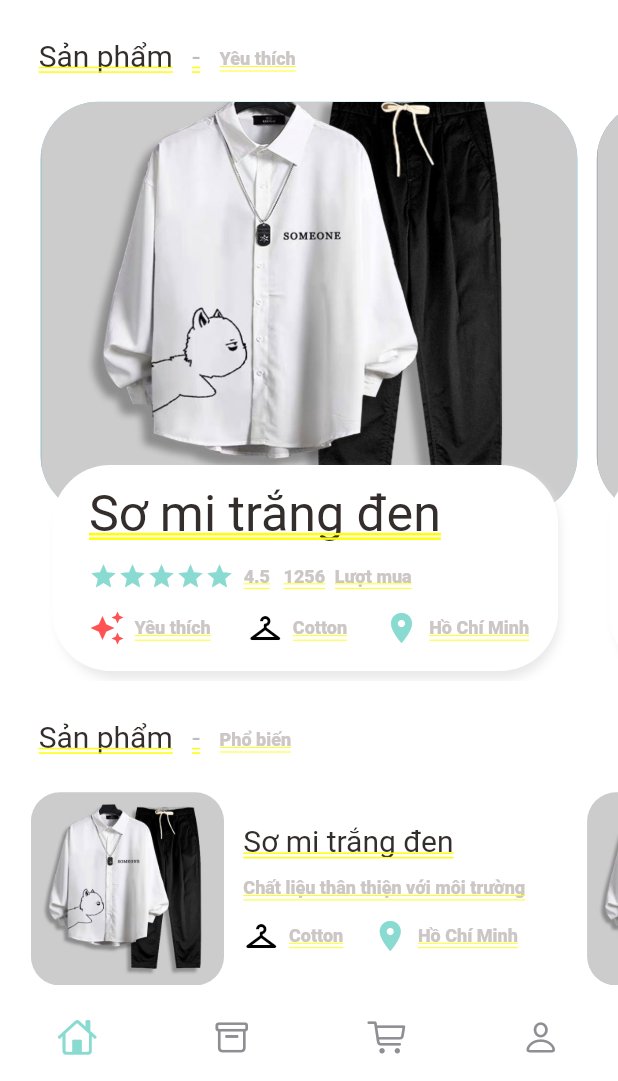
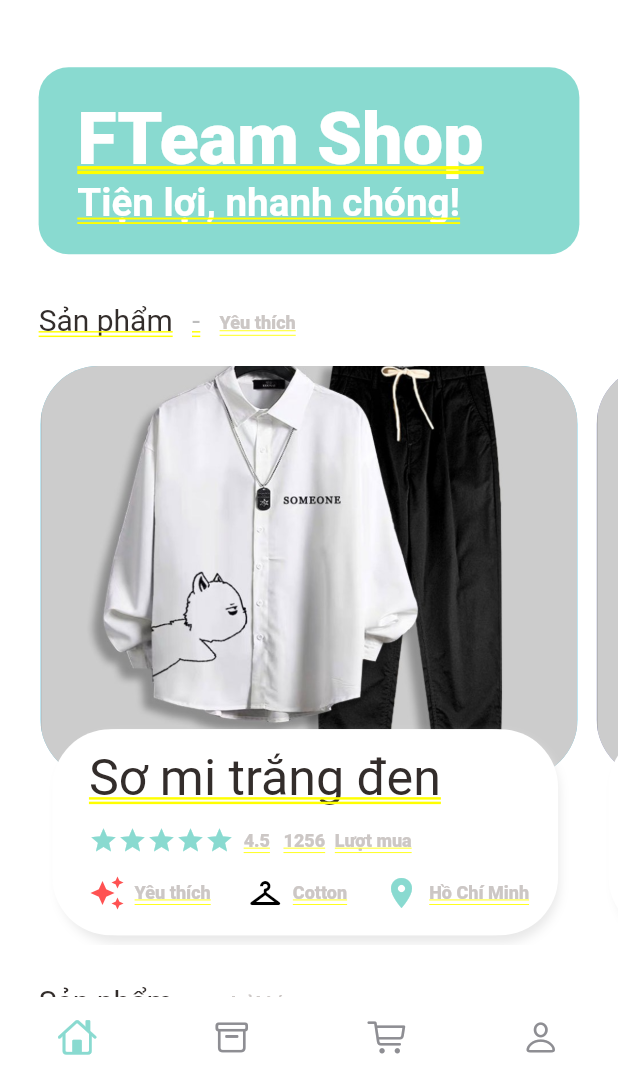
Before and after one commit to NthienMinh/sellClothes, a Flutter app: the ForgotPassWordScreen screen opened by its route, after a tap on "Tiếp tục", on a phone screen of 412 x 824 dp, the part 155-1236 px from its top. Run offline on Flutter 3.47's test engine with Material 2 defaults, Android fonts, the phone set to English and light mode, and no system bars; drawn by our look-alikes of persistent_bottom_nav_bar; our stand-ins replace dots_indicator, get; missing offline and left inert: dart:ffi.

Commit message:
update 7

```diff
--- a/lib/home/home_page.dart
+++ b/lib/home/home_page.dart
@@ -4,14 +4,9 @@ import 'package:flutter/cupertino.dart';
 import 'package:flutter/material.dart';
 import 'package:mobile_ui/Colors.dart';
 import 'package:mobile_ui/account/account.dart';
-import 'package:mobile_ui/account/account_page.dart';
-
-import 'package:mobile_ui/cart/cart_page.dart';
-import 'package:mobile_ui/clothes/popular_clothe_detail.dart';
-import 'package:mobile_ui/clothes/recommanded_clothe_detail.dart';
+import 'package:mobile_ui/all_products/all_products_screen.dart';
 import 'package:mobile_ui/history/history.dart';
 import 'package:mobile_ui/main_screen/main_clothes_page.dart';
-
 import 'package:persistent_bottom_nav_bar/persistent-tab-view.dart';
 
 class HomePage extends StatefulWidget {
@@ -40,7 +35,12 @@ class _HomePageState extends State<HomePage> {
   }
 
   List<Widget> _buildScreens() {
-    return [MainClothesPage(), CartPage(), HistoryScreen(), AccountScreen()];
+    return [
+      MainClothesPage(),
+      AllProductsScreen(),
+      HistoryScreen(),
+      AccountScreen()
+    ];
   }
 
   List<PersistentBottomNavBarItem> _navBarsItems() {
--- /dev/null
+++ b/lib/main_screen/banner.dart
@@ -0,0 +1,41 @@
+import 'package:flutter/material.dart';
+import 'package:mobile_ui/Colors.dart';
+import 'package:mobile_ui/dimensions.dart';
+
+class DiscountBanner extends StatelessWidget {
+  const DiscountBanner({
+    Key? key,
+  }) : super(key: key);
+
+  @override
+  Widget build(BuildContext context) {
+    return Container(
+      //height: Dimensions.number100 * 0.9,
+      width: double.infinity,
+      margin: EdgeInsets.all(Dimensions.number20),
+      padding: EdgeInsets.symmetric(
+        horizontal: Dimensions.number20,
+        vertical: Dimensions.number15,
+      ),
+      decoration: BoxDecoration(
+        color: AppColor.mainColor,
+        borderRadius: BorderRadius.circular(20),
+      ),
+      child: Text.rich(
+        TextSpan(
+          style: TextStyle(color: Colors.white),
+          children: [
+            TextSpan(text: "FTeam Shop\n"),
+            TextSpan(
+              text: "Tiện lợi, nhanh chóng!",
+              style: TextStyle(
+                fontSize: Dimensions.font20,
+                fontWeight: FontWeight.bold,
+              ),
+            ),
+          ],
+        ),
+      ),
+    );
+  }
+}
--- a/lib/main_screen/main_clothes_page.dart
+++ b/lib/main_screen/main_clothes_page.dart
@@ -1,8 +1,9 @@
 import 'package:flutter/cupertino.dart';
 import 'package:flutter/material.dart';
 import 'package:mobile_ui/Colors.dart';
-import 'package:mobile_ui/cart/cart_page.dart';
+import 'package:mobile_ui/cart/cart_screen.dart';
 import 'package:mobile_ui/dimensions.dart';
+import 'package:mobile_ui/main_screen/banner.dart';
 import 'package:mobile_ui/main_screen/popular_product.dart';
 import 'package:mobile_ui/main_screen/search_field.dart';
 import 'package:mobile_ui/widgets/app_icon.dart';
@@ -46,18 +47,21 @@ class _MainClothesPageState extends State<MainClothesPage> {
                   SearchField(),
                   GestureDetector(
                     onTap: () =>
-                        Navigator.pushNamed(context, CartPage.routeName),
-                    child: AppIcon(
-                      icon: Icons.shopping_cart,
-                      iconColor: Colors.white,
-                      backgroundColor: AppColor.mainColor,
-                      size: Dimensions.number40,
+                        Navigator.pushNamed(context, Cartscreen.routeName),
+                    child: Container(
+                      child: AppIcon(
+                        icon: Icons.shopping_cart,
+                        iconColor: Colors.white,
+                        backgroundColor: AppColor.mainColor,
+                        size: Dimensions.number40,
+                      ),
                     ),
                   )
                 ],
               ),
             ),
           ),
+          DiscountBanner(),
           SizedBox(height: Dimensions.number5),
           Container(
             margin: EdgeInsets.only(left: Dimensions.number20),
--- a/lib/main_screen/popular_product.dart
+++ b/lib/main_screen/popular_product.dart
@@ -1,5 +1,6 @@
 import 'package:flutter/material.dart';
 import 'package:mobile_ui/Colors.dart';
+import 'package:mobile_ui/clothes/popular_clothe_detail.dart';
 import 'package:mobile_ui/clothes/recommanded_clothe_detail.dart';
 import 'package:mobile_ui/dimensions.dart';
 import 'package:mobile_ui/widgets/big_text.dart';
@@ -37,7 +38,7 @@ class _popularProductsState extends State<popularProducts> {
       children: [
         GestureDetector(
           onTap: () =>
-              Navigator.pushNamed(context, recommandedClotheDetail.routeName),
+              Navigator.pushNamed(context, PopularClotheDetail.routeName),
           child: Row(
             children: [
               Container(
--- a/lib/routes.dart
+++ b/lib/routes.dart
@@ -1,7 +1,7 @@
 import 'package:flutter/material.dart';
 import 'package:flutter/widgets.dart';
 import 'package:mobile_ui/account/about.dart';
-import 'package:mobile_ui/cart/cart_page.dart';
+import 'package:mobile_ui/cart/cart_screen.dart';
 import 'package:mobile_ui/clothes/popular_clothe_detail.dart';
 import 'package:mobile_ui/clothes/recommanded_clothe_detail.dart';
 import 'package:mobile_ui/forgot_password/forgot_password.dart';
@@ -14,7 +14,7 @@ final Map<String, WidgetBuilder> routes = {
   SignInScreen.routeName: (context) => SignInScreen(),
   SignUpScreen.routeName: (context) => SignUpScreen(),
   ForgotPassWordScreen.routeName: (context) => ForgotPassWordScreen(),
-  CartPage.routeName: (context) => CartPage(),
+  Cartscreen.routeName: (context) => Cartscreen(),
   recommandedClotheDetail.routeName: (context) => recommandedClotheDetail(),
   PopularClotheDetail.routeName: (context) => PopularClotheDetail(),
   AboutScreen.routeName: (context) => AboutScreen(),
```
Also changed, not shown: lib/all_products/all_products_form.dart (added, +94 -0 lines), lib/all_products/all_products_screen.dart (added, +13 -0 lines), lib/all_products/body.dart (added, +52 -0 lines), lib/all_products/search_field.dart (added, +41 -0 lines), lib/cart/body.dart (added, +58 -0 lines), lib/cart/cart_page.dart (deleted, +0 -139 lines), lib/cart/cart_screen.dart (added, +13 -0 lines), lib/cart/item_cart_form.dart (added, +95 -0 lines), lib/main.dart (+1 -7 lines).
